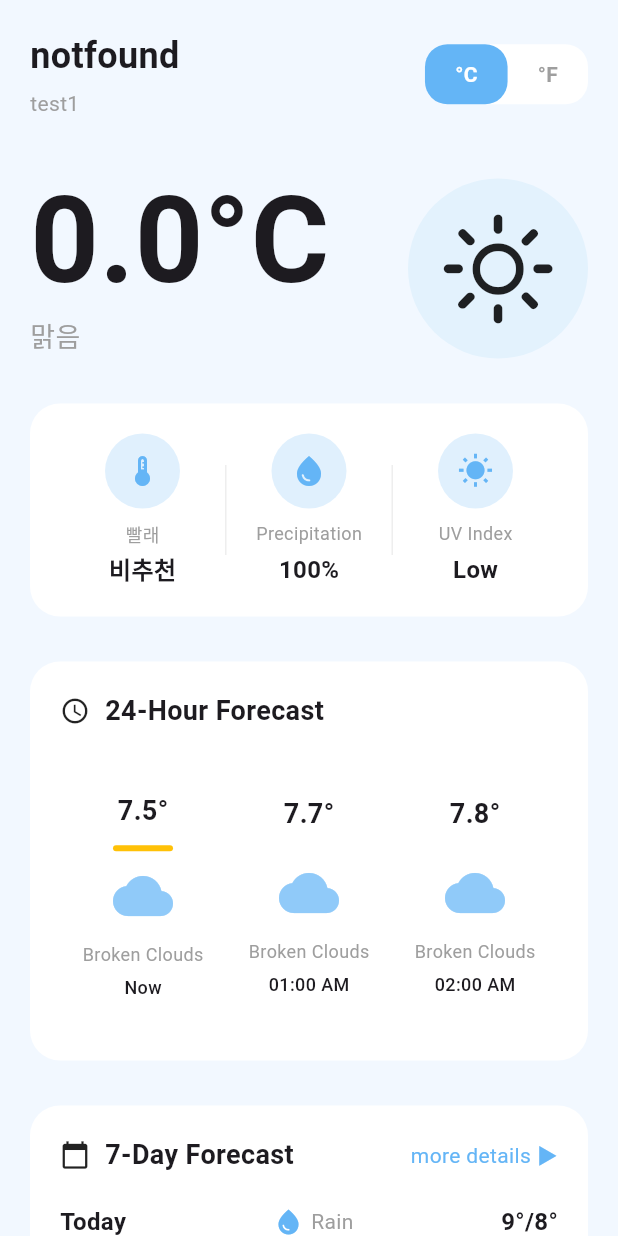
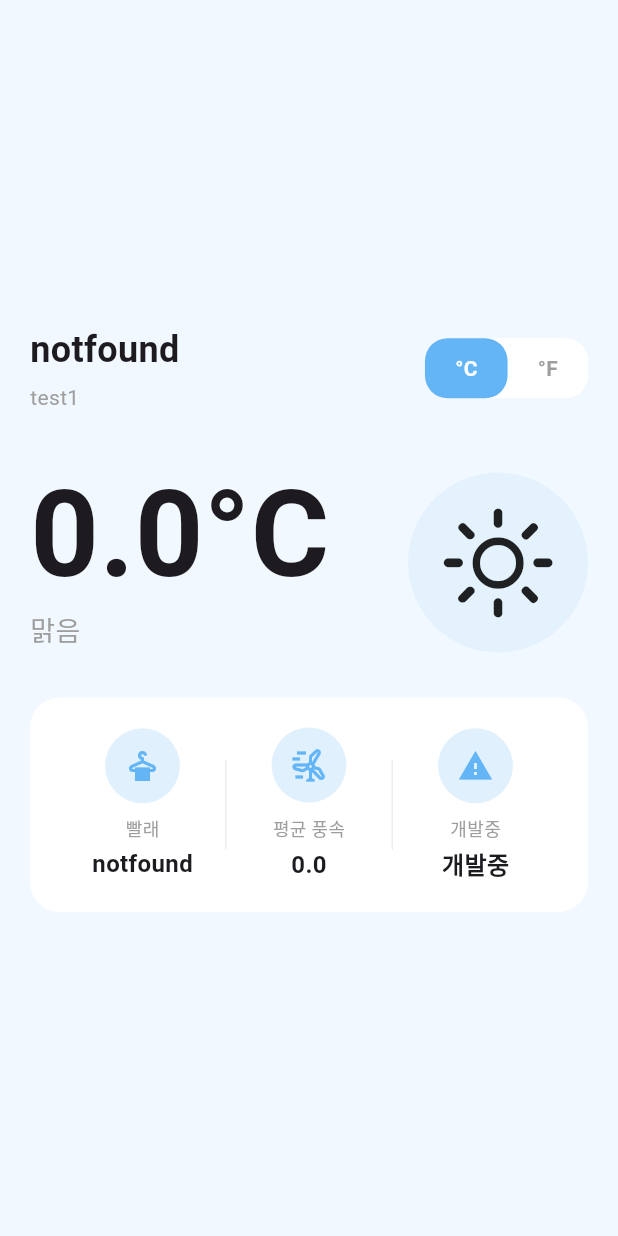
Before and after one commit to terrinens/wrsa, a Flutter app: the screen it shows after launch, on a phone screen of 412 x 824 dp. Run offline on Flutter 3.47's test engine with Material 3 defaults, Android fonts, the phone set to English and light mode, and no system bars; our stand-ins replace google_fonts.

Commit message:
feat : 날씨 디테일 위젯 변수화

```diff
--- a/lib/main.dart
+++ b/lib/main.dart
@@ -69,11 +69,7 @@ class WeatherHomePage extends StatelessWidget {
                       temper: data.avgTempera,
                     ),
                     SizedBox(height: 30),
-                    WeatherDetailsGrid(),
-                    SizedBox(height: 30),
-                    HourlyForecastCard(),
-                    SizedBox(height: 30),
-                    WeeklyForecastCard(),
+                    WeatherDetailsGrid(wash: data.wash, wind: data.wind),
                   ],
                 ),
               ),
--- a/lib/widgets/weather.dart
+++ b/lib/widgets/weather.dart
@@ -11,21 +11,25 @@ class WeatherIcon extends StatelessWidget {
   @override
   Widget build(BuildContext context) {
     return Container(
-        width: 120,
-        height: 120,
-        decoration: BoxDecoration(
-            color: Colors.blue[50], shape: BoxShape.circle),
-        child: Icon(sky.toIcon().icon, size: 80)
+      width: 120,
+      height: 120,
+      decoration: BoxDecoration(color: Colors.blue[50], shape: BoxShape.circle),
+      child: Icon(sky.toIcon().icon, size: 80),
     );
   }
 }
 
 // 날씨 상세 정보 그리드 위젯
 class WeatherDetailsGrid extends StatelessWidget {
-  const WeatherDetailsGrid({super.key});
+  final String wash;
+  final double wind;
+
+  const WeatherDetailsGrid({super.key, required this.wash, required this.wind});
 
   @override
   Widget build(BuildContext context) {
+    final iconColor = Colors.blue[300] ?? Colors.blue;
+
     return Container(
       padding: const EdgeInsets.all(20),
       decoration: BoxDecoration(
@@ -38,28 +42,29 @@ class WeatherDetailsGrid extends StatelessWidget {
             children: [
               Expanded(
                 child: WeatherDetailItem(
-                  icon: Icons.thermostat,
+                  icon: Icons.dry_cleaning,
                   label: '빨래',
-                  value: '비추천',
-                  iconColor: Colors.blue[300]!,
+                  value: wash,
+                  iconColor: iconColor,
+                ),
+              ),
+
+              const VerticalDivider(),
+              Expanded(
+                child: WeatherDetailItem(
+                  icon: Icons.wind_power_outlined,
+                  label: '평균 풍속',
+                  value: wind,
+                  iconColor: iconColor,
                 ),
               ),
               const VerticalDivider(),
               Expanded(
                 child: WeatherDetailItem(
-                  icon: Icons.water_drop,
-                  label: 'Precipitation',
-                  value: '100%',
-                  iconColor: Colors.blue[300]!,
-                ),
-              ),
-              const VerticalDivider(),
-              Expanded(
-                child: WeatherDetailItem(
-                  icon: Icons.wb_sunny,
-                  label: 'UV Index',
-                  value: 'Low',
-                  iconColor: Colors.blue[300]!,
+                  icon: Icons.warning,
+                  label: '개발중',
+                  value: '개발중',
+                  iconColor: iconColor,
                 ),
               ),
             ],
@@ -74,7 +79,7 @@ class WeatherDetailsGrid extends StatelessWidget {
 class WeatherDetailItem extends StatelessWidget {
   final IconData icon;
   final String label;
-  final String value;
+  final dynamic value;
   final Color iconColor;
 
   const WeatherDetailItem({
@@ -98,7 +103,7 @@ class WeatherDetailItem extends StatelessWidget {
         Text(label, style: const TextStyle(fontSize: 12, color: Colors.grey)),
         const SizedBox(height: 4),
         Text(
-          value,
+          value.toString(),
           style: const TextStyle(fontSize: 16, fontWeight: FontWeight.bold),
         ),
       ],
```
